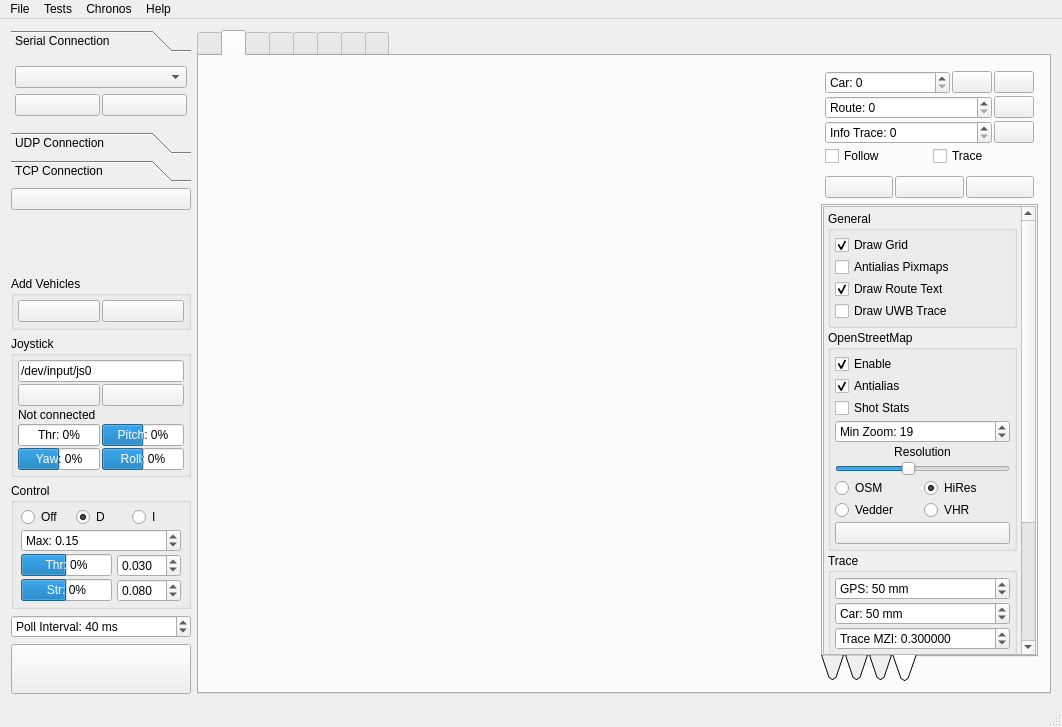
The window that Linux/RControlStation/mainwindow.ui (vedderb/rise_sdvp) describes before a commit, drawn with Qt 5.
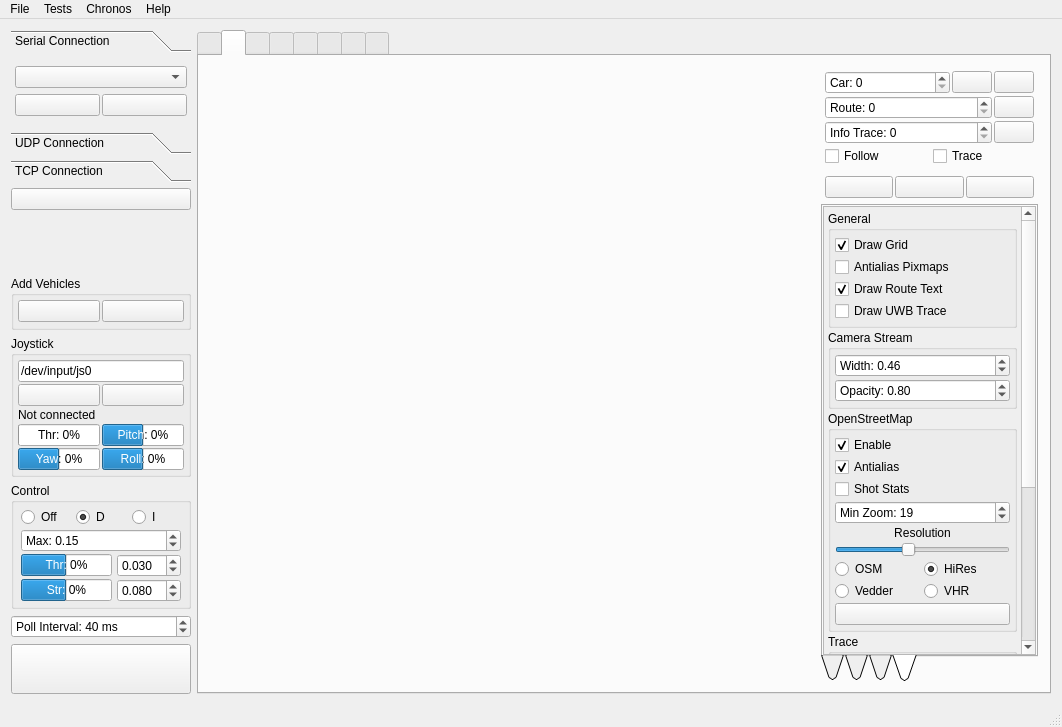
The same window after the commit. The open tabs and pages were chosen to show the change. Icons and pictures are not drawn. Custom widgets are drawn as their Qt base class.

Commit message: More camera features, some joystick updates

Patch:
```diff
--- a/Linux/RControlStation/mainwindow.ui
+++ b/Linux/RControlStation/mainwindow.ui
@@ -2117,7 +2117,7 @@
                    <x>0</x>
                    <y>0</y>
                    <width>210</width>
-                   <height>693</height>
+                   <height>783</height>
                   </rect>
                  </property>
                  <layout class="QVBoxLayout" name="verticalLayout_15">
@@ -2200,6 +2200,62 @@
                     </layout>
                    </widget>
                   </item>
+                  <item>
+                   <widget class="QGroupBox" name="groupBox_19">
+                    <property name="title">
+                     <string>Camera Stream</string>
+                    </property>
+                    <layout class="QVBoxLayout" name="verticalLayout_24">
+                     <property name="spacing">
+                      <number>2</number>
+                     </property>
+                     <property name="leftMargin">
+                      <number>4</number>
+                     </property>
+                     <property name="topMargin">
+                      <number>4</number>
+                     </property>
+                     <property name="rightMargin">
+                      <number>4</number>
+                     </property>
+                     <property name="bottomMargin">
+                      <number>4</number>
+                     </property>
+                     <item>
+                      <widget class="QDoubleSpinBox" name="mapCameraWidthBox">
+                       <property name="prefix">
+                        <string>Width: </string>
+                       </property>
+                       <property name="maximum">
+                        <double>1.000000000000000</double>
+                       </property>
+                       <property name="singleStep">
+                        <double>0.020000000000000</double>
+                       </property>
+                       <property name="value">
+                        <double>0.460000000000000</double>
+                       </property>
+                      </widget>
+                     </item>
+                     <item>
+                      <widget class="QDoubleSpinBox" name="mapCameraOpacityBox">
+                       <property name="prefix">
+                        <string>Opacity: </string>
+                       </property>
+                       <property name="maximum">
+                        <double>1.000000000000000</double>
+                       </property>
+                       <property name="singleStep">
+                        <double>0.020000000000000</double>
+                       </property>
+                       <property name="value">
+                        <double>0.800000000000000</double>
+                       </property>
+                      </widget>
+                     </item>
+                    </layout>
+                   </widget>
+                  </item>
                   <item>
                    <widget class="QGroupBox" name="groupBox_12">
                     <property name="title">
```
The commit also changes 8 other files.
